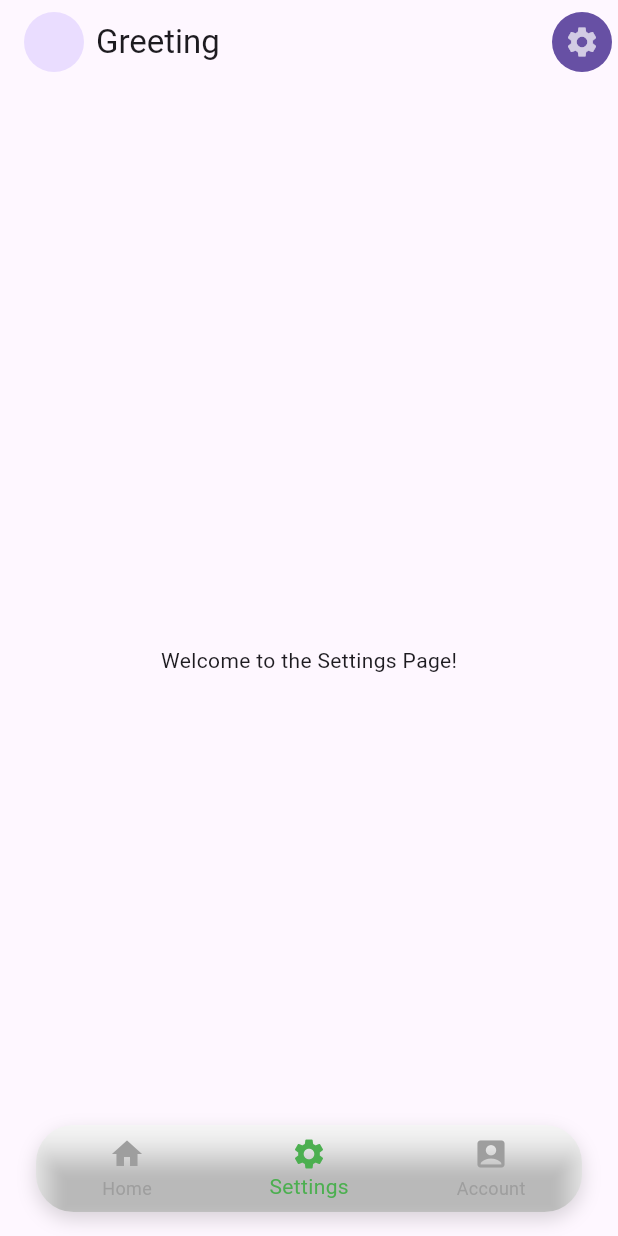
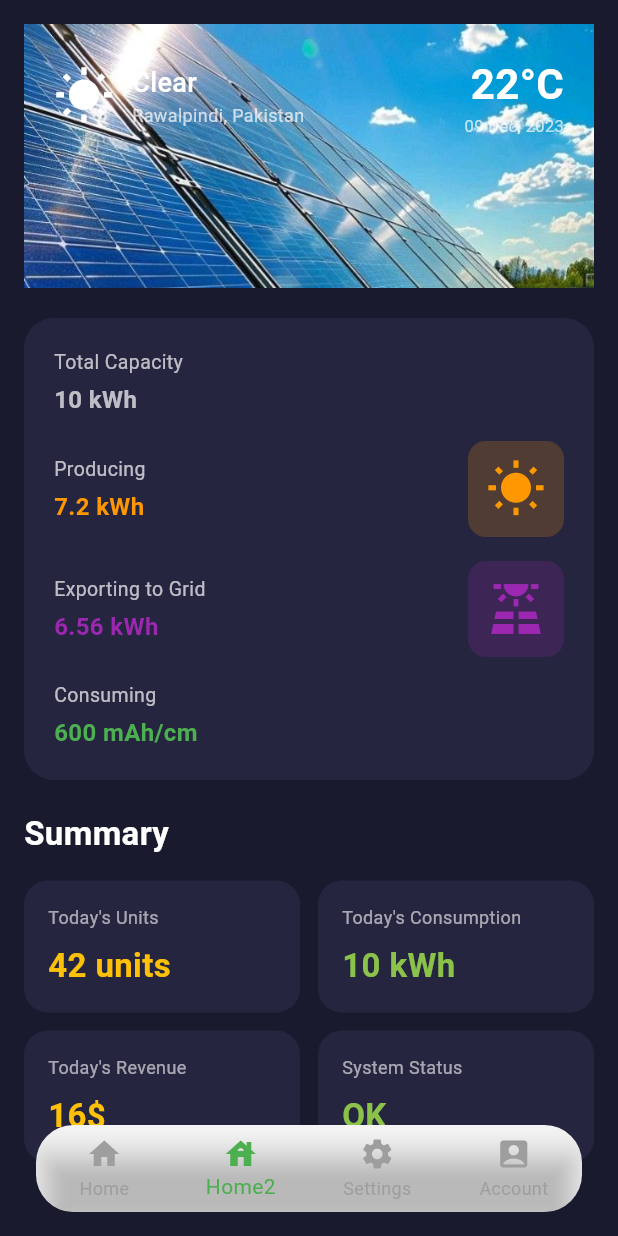
Before and after one commit to zhira03/zesa_project, a Flutter app: the LandingPage screen opened directly, item 2 of the bottom bar chosen, on a phone screen of 412 x 824 dp. Run offline on Flutter 3.47's test engine with Material 3 defaults, Android fonts, the phone set to English and light mode, and no system bars; our stand-ins replace flutter_svg, google_fonts, lottie.

Commit message:
Add WeatherInfo model and implement Solar Monitor UI
- Created WeatherInfo model to handle weather data with JSON serialization.
- Developed SolarMonitorApp with a dark theme and a responsive layout.
- Implemented a header card displaying weather information and location.
- Added energy statistics cards for total capacity, producing, exporting, and consuming energy.
- Created summary section with cards for today's units, consumption, revenue, and system status.

```diff
--- a/Frontend/zesa_app/lib/screens/prosumer/landing.dart
+++ b/Frontend/zesa_app/lib/screens/prosumer/landing.dart
@@ -1,4 +1,5 @@
 import 'package:WattTrade/screens/prosumer/pages/homePage.dart';
+import 'package:WattTrade/screens/prosumer/pages/home2.dart';
 import 'package:WattTrade/screens/prosumer/pages/settingsPage.dart';
 import 'package:flutter/material.dart';
 
@@ -13,7 +14,8 @@ class _LandingPageState extends State<LandingPage> {
   int _selectedIndex = 0;
   final List <Widget> _pages = [
     HomePage(),
-    SettingsPage()
+    SolarMonitorApp(),
+    SettingsPage(),
   ];
 
   void navigationBarIndex(int index){
@@ -35,15 +37,15 @@ class _LandingPageState extends State<LandingPage> {
             child: Container(
               margin: const EdgeInsets.symmetric(horizontal: 24, vertical: 16),
               decoration: BoxDecoration(
-                color: const Color.fromARGB(255, 255, 255, 255),
+                color: Colors.white,
                 borderRadius: BorderRadius.circular(25),
-                boxShadow: [
-                  BoxShadow(
-                    color: Colors.black.withOpacity(0.15),
-                    blurRadius: 10,
-                    offset: const Offset(0, 5),
-                  ),
-                ],
+                // boxShadow: [
+                //   BoxShadow(
+                //     color: Colors.black,
+                //     blurRadius: 10,
+                //     offset: const Offset(0, 5),
+                //   ),
+                // ],
               ),
               child: ClipRRect(
                 borderRadius: BorderRadius.circular(25),
@@ -56,6 +58,7 @@ class _LandingPageState extends State<LandingPage> {
                   backgroundColor: Colors.transparent,
                   items: const [
                     BottomNavigationBarItem(icon: Icon(Icons.home), label: "Home"),
+                    BottomNavigationBarItem(icon: Icon(Icons.house), label: "Home2"),
                     BottomNavigationBarItem(icon: Icon(Icons.settings), label: "Settings"),
                     BottomNavigationBarItem(icon: Icon(Icons.account_box), label: "Account"),
                   ],
--- /dev/null
+++ b/Frontend/zesa_app/lib/screens/prosumer/pages/home2.dart
@@ -0,0 +1,326 @@
+import 'package:flutter/material.dart';
+
+void main() {
+  runApp(const SolarMonitorApp());
+}
+
+class SolarMonitorApp extends StatelessWidget {
+  const SolarMonitorApp({Key? key}) : super(key: key);
+
+  @override
+  Widget build(BuildContext context) {
+    return MaterialApp(
+      debugShowCheckedModeBanner: false,
+      theme: ThemeData(
+        brightness: Brightness.dark,
+        scaffoldBackgroundColor: const Color(0xFF1a1a2e),
+      ),
+      home: const SolarMonitorScreen(),
+    );
+  }
+}
+
+class SolarMonitorScreen extends StatelessWidget {
+  const SolarMonitorScreen({Key? key}) : super(key: key);
+
+  @override
+  Widget build(BuildContext context) {
+    return Scaffold(
+      body: SingleChildScrollView(
+        child: Padding(
+          padding: const EdgeInsets.all(16.0),
+          child: Column(
+            crossAxisAlignment: CrossAxisAlignment.start,
+            children: [
+              // Header Card with Weather and Location
+              Container(
+                decoration: BoxDecoration(
+                  borderRadius: BorderRadius.circular(20),
+                  gradient: const LinearGradient(
+                    begin: Alignment.topLeft,
+                    end: Alignment.bottomRight,
+                    colors: [
+                      Color(0xFF2d6a9f),
+                      Color(0xFF1e4d7b),
+                    ],
+                  ),
+                ),
+                child: Stack(
+                  children: [
+                    // Solar panels illustration
+                    Positioned.fill(
+                      child: Image.asset(
+                        'assets/prosumer/dayLightGen2.jpg',
+                        height: 120,
+                        fit: BoxFit.fitWidth,
+                        errorBuilder: (context, error, stackTrace) {
+                          return Container(
+                            height: 120,
+                            width: 200,
+                            decoration: BoxDecoration(
+                              color: Colors.white.withOpacity(0.1),
+                              borderRadius: BorderRadius.circular(10),
+                            ),
+                            child: const Icon(
+                              Icons.solar_power,
+                              size: 60,
+                              color: Colors.white54,
+                            ),
+                          );
+                        },
+                      ),
+                    ),
+                    Padding(
+                      padding: const EdgeInsets.all(20.0),
+                      child: Column(
+                        crossAxisAlignment: CrossAxisAlignment.start,
+                        children: [
+                          Row(
+                            children: [
+                              const Icon(
+                                Icons.wb_sunny,
+                                color: Colors.white,
+                                size: 40,
+                              ),
+                              const SizedBox(width: 12),
+                              const Column(
+                                crossAxisAlignment: CrossAxisAlignment.start,
+                                children: [
+                                  Text(
+                                    'Clear',
+                                    style: TextStyle(
+                                      color: Colors.white,
+                                      fontSize: 18,
+                                      fontWeight: FontWeight.w500,
+                                    ),
+                                  ),
+                                  Text(
+                                    'Rawalpindi, Pakistan',
+                                    style: TextStyle(
+                                      color: Colors.white70,
+                                      fontSize: 12,
+                                    ),
+                                  ),
+                                ],
+                              ),
+                              const Spacer(),
+                              const Column(
+                                crossAxisAlignment: CrossAxisAlignment.end,
+                                children: [
+                                  Text(
+                                    '22°C',
+                                    style: TextStyle(
+                                      color: Colors.white,
+                                      fontSize: 28,
+                                      fontWeight: FontWeight.bold,
+                                    ),
+                                  ),
+                                  Text(
+                                    '09 Dec, 2023',
+                                    style: TextStyle(
+                                      color: Colors.white70,
+                                      fontSize: 11,
+                                    ),
+                                  ),
+                                ],
+                              ),
+                            ],
+                          ),
+                          const SizedBox(height: 80),
+                        ],
+                      ),
+                    ),
+                  ],
+                ),
+              ),
+              const SizedBox(height: 20),
+
+              // Energy Stats Cards
+              Container(
+                padding: const EdgeInsets.all(20),
+                decoration: BoxDecoration(
+                  color: const Color(0xFF252540),
+                  borderRadius: BorderRadius.circular(20),
+                ),
+                child: Column(
+                  crossAxisAlignment: CrossAxisAlignment.start,
+                  children: [
+                    _buildStatRow(
+                      'Total Capacity',
+                      '10 kWh',
+                      Colors.white70,
+                    ),
+                    const SizedBox(height: 16),
+                    Row(
+                      children: [
+                        Expanded(
+                          child: _buildStatRow(
+                            'Producing',
+                            '7.2 kWh',
+                            Colors.orange,
+                          ),
+                        ),
+                        const SizedBox(width: 20),
+                        Container(
+                          padding: const EdgeInsets.all(12),
+                          decoration: BoxDecoration(
+                            color: Colors.orange.withOpacity(0.2),
+                            borderRadius: BorderRadius.circular(12),
+                          ),
+                          child: const Icon(
+                            Icons.wb_sunny,
+                            color: Colors.orange,
+                            size: 40,
+                          ),
+                        ),
+                      ],
+                    ),
+                    const SizedBox(height: 16),
+                    Row(
+                      children: [
+                        Expanded(
+                          child: _buildStatRow(
+                            'Exporting to Grid',
+                            '6.56 kWh',
+                            Colors.purple,
+                          ),
+                        ),
+                        const SizedBox(width: 20),
+                        Container(
+                          padding: const EdgeInsets.all(12),
+                          decoration: BoxDecoration(
+                            color: Colors.purple.withOpacity(0.2),
+                            borderRadius: BorderRadius.circular(12),
+                          ),
+                          child: const Icon(
+                            Icons.solar_power,
+                            color: Colors.purple,
+                            size: 40,
+                          ),
+                        ),
+                      ],
+                    ),
+                    const SizedBox(height: 16),
+                    _buildStatRow(
+                      'Consuming',
+                      '600 mAh/cm',
+                      Colors.green,
+                    ),
+                  ],
+                ),
+              ),
+              const SizedBox(height: 20),
+
+              // Summary Section
+              const Text(
+                'Summary',
+                style: TextStyle(
+                  color: Colors.white,
+                  fontSize: 22,
+                  fontWeight: FontWeight.bold,
+                ),
+              ),
+              const SizedBox(height: 16),
+
+              // Summary Grid
+              Row(
+                children: [
+                  Expanded(
+                    child: _buildSummaryCard(
+                      'Today\'s Units',
+                      '42 units',
+                      Colors.amber,
+                    ),
+                  ),
+                  const SizedBox(width: 12),
+                  Expanded(
+                    child: _buildSummaryCard(
+                      'Today\'s Consumption',
+                      '10 kWh',
+                      Colors.lightGreen,
+                    ),
+                  ),
+                ],
+              ),
+              const SizedBox(height: 12),
+              Row(
+                children: [
+                  Expanded(
+                    child: _buildSummaryCard(
+                      'Today\'s Revenue',
+                      '16\$',
+                      Colors.amber,
+                    ),
+                  ),
+                  const SizedBox(width: 12),
+                  Expanded(
+                    child: _buildSummaryCard(
+                      'System Status',
+                      'OK',
+                      Colors.lightGreen,
+                    ),
+                  ),
+                ],
+              ),
+            ],
+          ),
+        ),
+      ),
+    );
+  }
+
+  Widget _buildStatRow(String label, String value, Color valueColor) {
+    return Column(
+      crossAxisAlignment: CrossAxisAlignment.start,
+      children: [
+        Text(
+          label,
+          style: const TextStyle(
+            color: Colors.white70,
+            fontSize: 13,
+          ),
+        ),
+        const SizedBox(height: 4),
+        Text(
+          value,
+          style: TextStyle(
+            color: valueColor,
+            fontSize: 16,
+            fontWeight: FontWeight.bold,
+          ),
+        ),
+      ],
+    );
+  }
+
+  Widget _buildSummaryCard(String label, String value, Color valueColor) {
+    return Container(
+      padding: const EdgeInsets.all(16),
+      decoration: BoxDecoration(
+        color: const Color(0xFF252540),
+        borderRadius: BorderRadius.circular(16),
+      ),
+      child: Column(
+        crossAxisAlignment: CrossAxisAlignment.start,
+        children: [
+          Text(
+            label,
+            style: const TextStyle(
+              color: Colors.white60,
+              fontSize: 12,
+            ),
+          ),
+          const SizedBox(height: 8),
+          Text(
+            value,
+            style: TextStyle(
+              color: valueColor,
+              fontSize: 22,
+              fontWeight: FontWeight.bold,
+            ),
+          ),
+        ],
+      ),
+    );
+  }
+}
--- a/Frontend/zesa_app/pubspec.yaml
+++ b/Frontend/zesa_app/pubspec.yaml
@@ -68,6 +68,9 @@ flutter:
     - assets/nightLights.jpg
     - assets/animations/charging-electricity.json
     - assets/prosumer/dayLightGen.jpg
+    - assets/prosumer/dayLightGen2.jpg
+    - assets/prosumer/dayLightBackground.png
+    - assets/prosumer/nightTimeBackground.png
 
   # An image asset can refer to one or more resolution-specific "variants", see
   # https://flutter.dev/to/resolution-aware-images
```
Also changed, not shown: Frontend/zesa_app/lib/models/weatherModel.dart (added, +43 -0 lines), Frontend/zesa_app/lib/screens/prosumer/pages/homePage.dart (+111 -5 lines), Frontend/zesa_app/assets/prosumer/dayLightBackground.png (added), Frontend/zesa_app/assets/prosumer/nightTimeBackground.png (added).
